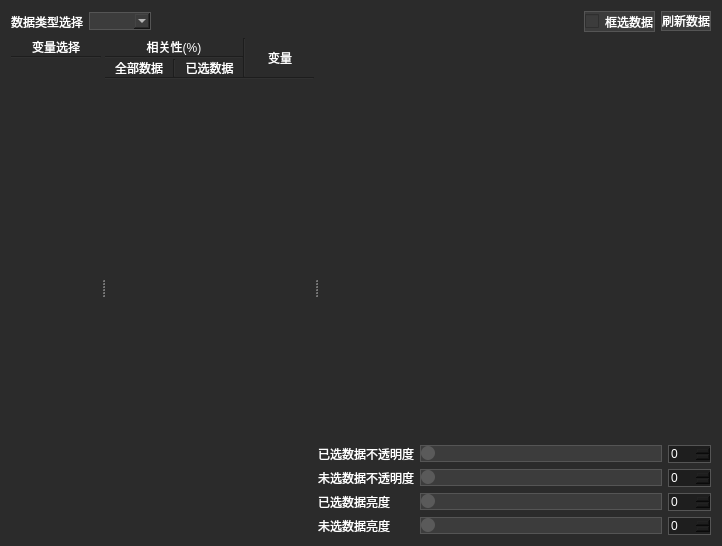
hu-shuhan/editOpeniGame, file Qt/Resources/UI/igQtVariableCorrelationWidget.ui: the form before one commit.
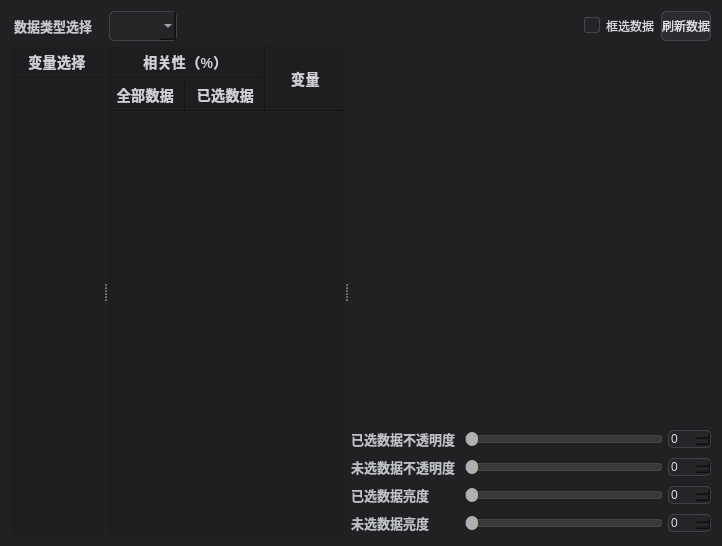
The form after the commit.

Commit message: 修改变量相关性ui，并添加无边框窗体基类

```diff
--- a/Qt/Resources/UI/igQtVariableCorrelationWidget.ui
+++ b/Qt/Resources/UI/igQtVariableCorrelationWidget.ui
@@ -14,78 +14,152 @@
    <string>Form</string>
   </property>
   <property name="styleSheet">
-   <string>/* 使用类名选择器，确保嵌入 MainWindow 或 Dialog 时都能应用深色背景 */
+   <string>/* 半透明深色 + 柔化亮色（与无边框变量相关性弹窗合成） */
 igQtVariableCorrelationWidget,
 QWidget#igQtVariableCorrelationWidget {
-    background-color: #2b2b2b;
-    color: #ffffff;
+    background-color: rgba(30, 30, 32, 0.88);
 }
-/* 滚动区域及内部内容背景（表格“变量选择”“相关性(%)”“变量”所在区域） */
 QScrollArea {
-    background-color: #2b2b2b;
+    background-color: rgba(30, 30, 32, 0.82);
     border: none;
 }
 QScrollArea::viewport {
-    background-color: #2b2b2b !important;
+    background-color: rgba(30, 30, 32, 0.82) !important;
 }
 QScrollArea QFrame,
 QScrollArea QWidget {
-    background-color: #2b2b2b !important;
-    color: #ffffff;
+    background-color: rgba(30, 30, 32, 0.82) !important;
 }
-/* 明确指定两个表格内容控件的深色背景，避免 Windows 下仍显示白底 */
 QWidget#widget_2,
 QWidget#scrollAreaWidgetContents_2 {
-    background-color: #2b2b2b !important;
-    color: #ffffff;
+    background-color: rgba(30, 30, 32, 0.82) !important;
 }
-QLabel {
+/* 说明性 QLabel：银灰色 + 略大字号（与 cpp ApplyCaptionLabelStyle 一致） */
+QWidget#igQtVariableCorrelationWidget QLabel {
     background-color: transparent;
-    color: #ffffff;
+    color: rgba(198, 200, 208, 0.95) !important;
+    font-size: 13px;
 }
-/* 下拉框、按钮、复选框、滑块 - 统一深色 */
-QComboBox, QPushButton, QCheckBox, QSlider {
-    background-color: #3c3c3c;
-    color: #ffffff;
-    border: 1px solid #555555;
+QWidget#igQtVariableCorrelationWidget QLabel#label_10 {
+    color: rgba(205, 207, 213, 0.96) !important;
+    font-size: 13px;
+    font-weight: 600;
+    padding-right: 6px;
 }
-QComboBox:hover, QPushButton:hover {
-    background-color: #4a4a4a;
+QWidget#igQtVariableCorrelationWidget QLabel#label,
+QWidget#igQtVariableCorrelationWidget QLabel#label_2,
+QWidget#igQtVariableCorrelationWidget QLabel#label_3,
+QWidget#igQtVariableCorrelationWidget QLabel#label_4,
+QWidget#igQtVariableCorrelationWidget QLabel#label_5 {
+    color: rgba(212, 214, 220, 0.97) !important;
+    font-size: 14px;
+    font-weight: 600;
+    letter-spacing: 0.3px;
+    padding: 4px 2px;
+}
+QWidget#igQtVariableCorrelationWidget QLabel#label_6,
+QWidget#igQtVariableCorrelationWidget QLabel#label_7,
+QWidget#igQtVariableCorrelationWidget QLabel#label_8,
+QWidget#igQtVariableCorrelationWidget QLabel#label_9 {
+    color: rgba(198, 200, 208, 0.95) !important;
+    font-size: 13px;
+    font-weight: 500;
+    padding: 2px 0;
+}
+QWidget#igQtVariableCorrelationWidget QLabel#mainVariableName,
+QWidget#igQtVariableCorrelationWidget QLabel#subVariableName,
+QWidget#igQtVariableCorrelationWidget QLabel#mainVariablePos,
+QWidget#igQtVariableCorrelationWidget QLabel#subVariablePos {
+    color: rgba(186, 188, 196, 0.94) !important;
+    font-size: 13px;
+    font-weight: 500;
+}
+/* 相关性矩阵内数值 */
+QWidget#igQtVariableCorrelationWidget igQtVariableCorrelationWidget_VariableCorrelationLabel {
+    color: rgba(220, 222, 230, 0.94) !important;
+    font-weight: 500;
+    font-size: 13px;
+}
+QComboBox {
+    background-color: rgba(37, 37, 40, 0.88);
+    color: rgba(228, 230, 236, 0.96) !important;
+    border: 1px solid rgba(100, 102, 110, 0.45);
+    border-radius: 5px;
+    min-height: 28px;
+    padding-left: 6px;
+}
+QComboBox:hover {
+    background-color: rgba(48, 48, 52, 0.9);
+    border: 1px solid rgba(120, 122, 130, 0.5);
+}
+QPushButton {
+    background-color: rgba(45, 45, 50, 0.88);
+    color: rgba(228, 230, 236, 0.96) !important;
+    border: 1px solid rgba(100, 102, 110, 0.45);
+    border-radius: 5px;
+    min-height: 28px;
+}
+QPushButton:hover {
+    background-color: rgba(58, 58, 64, 0.9);
+    border: 1px solid rgba(130, 132, 140, 0.48);
+}
+QPushButton:pressed {
+    background-color: rgba(52, 52, 58, 0.92);
+}
+QCheckBox {
+    spacing: 6px;
+    color: rgba(224, 226, 232, 0.95) !important;
+}
+QCheckBox::indicator {
+    width: 14px;
+    height: 14px;
+}
+QCheckBox::indicator:unchecked {
+    background-color: rgba(37, 37, 40, 0.9);
+    border: 1px solid rgba(100, 102, 110, 0.5);
+    border-radius: 3px;
+}
+QCheckBox::indicator:checked {
+    background-color: rgba(14, 99, 156, 0.82);
+    border: 1px solid rgba(30, 120, 180, 0.65);
+    border-radius: 3px;
 }
 QComboBox:focus, QPushButton:focus {
     border: 1px solid #0078d4;
 }
-/* SpinBox：深灰底白字（不要纯黑），并尽量别影响原生上下箭头绘制 */
+/* 滑条样式见各 QSlider 的 styleSheet 属性（Win 下父级 QSS 对 groove/handle 常不生效） */
 QSpinBox, QDoubleSpinBox, QAbstractSpinBox {
-    background-color: #1e1e1e !important;
-    color: #ffffff !important;
-    border: 1px solid #555555;
+    background-color: rgba(37, 37, 40, 0.88) !important;
+    color: rgba(228, 230, 236, 0.96) !important;
+    border: 1px solid rgba(100, 102, 110, 0.45);
+    border-radius: 5px;
 }
 QSpinBox QLineEdit, QDoubleSpinBox QLineEdit, QAbstractSpinBox QLineEdit {
-    background-color: #1e1e1e !important;
-    color: #ffffff !important;
+    background-color: transparent !important;
+    color: rgba(228, 230, 236, 0.96) !important;
     border: none;
 }
-/* 注意：在 Qt 的样式系统里，一旦自定义 up/down-button，很容易导致默认箭头不绘制。
-   这里不再自定义按钮，保留系统/风格的默认箭头绘制。 */
-/* QSlider 轨道与滑块 */
-QSlider::groove:horizontal {
-    background: #3c3c3c;
-    height: 6px;
-    border-radius: 3px;
-}
-QSlider::handle:horizontal {
-    background: #5a5a5a;
-    width: 14px;
-    margin: -4px 0;
-    border-radius: 7px;
-}
-QSlider::handle:horizontal:hover {
-    background: #6a6a6a;
-}
-/* 分割线等 */
 Line, QFrame[frameShape="4"] {
-    background-color: #555555;
+    background-color: rgba(90, 92, 98, 0.55);
+}
+igQtVariableCorrelationWidget QRadioButton {
+    color: rgba(224, 226, 232, 0.95) !important;
+    background: transparent;
+    spacing: 6px;
+}
+igQtVariableCorrelationWidget QRadioButton::indicator {
+    width: 14px;
+    height: 14px;
+}
+igQtVariableCorrelationWidget QRadioButton::indicator:unchecked {
+    background-color: rgba(37, 37, 40, 0.9);
+    border: 1px solid rgba(100, 102, 110, 0.5);
+    border-radius: 7px;
+}
+igQtVariableCorrelationWidget QRadioButton::indicator:checked {
+    background-color: rgba(14, 99, 156, 0.75);
+    border: 1px solid rgba(30, 120, 180, 0.55);
+    border-radius: 7px;
 }</string>
   </property>
   <layout class="QVBoxLayout" name="verticalLayout_5">
@@ -328,7 +402,7 @@
           <item row="0" column="0" colspan="3">
            <widget class="QLabel" name="label_5">
             <property name="text">
-             <string>相关性(%)</string>
+             <string>相关性（%）</string>
             </property>
             <property name="alignment">
              <set>Qt::AlignCenter</set>
@@ -426,6 +500,12 @@
        </item>
        <item>
         <layout class="QGridLayout" name="gridLayout_2">
+         <property name="horizontalSpacing">
+          <number>6</number>
+         </property>
+         <property name="verticalSpacing">
+          <number>4</number>
+         </property>
          <item row="2" column="0">
           <widget class="QLabel" name="label_7">
            <property name="text">
@@ -447,6 +527,32 @@
            <property name="orientation">
             <enum>Qt::Horizontal</enum>
            </property>
+           <property name="styleSheet">
+            <string>QSlider { background: transparent; min-height: 22px; }
+QSlider::groove:horizontal {
+    background-color: #2A2A2A;
+    border: 1px solid #3C3C3C;
+    height: 6px;
+    border-radius: 3px;
+}
+QSlider::sub-page:horizontal {
+    background-color: #3A4A6A;
+    border-radius: 3px;
+}
+QSlider::add-page:horizontal {
+    background-color: #383838;
+    border: 1px solid #464646;
+    border-radius: 3px;
+}
+QSlider::handle:horizontal {
+    background-color: #B0B0B0;
+    width: 12px;
+    border-radius: 6px;
+    margin: -4px 0;
+}
+QSlider::handle:horizontal:hover { background-color: #C8C8C8; }
+QSlider::handle:horizontal:pressed { background-color: #B0B0B0; }</string>
+           </property>
           </widget>
          </item>
          <item row="1" column="0">
@@ -485,6 +591,32 @@
            <property name="orientation">
             <enum>Qt::Horizontal</enum>
            </property>
+           <property name="styleSheet">
+            <string>QSlider { background: transparent; min-height: 22px; }
+QSlider::groove:horizontal {
+    background-color: #2A2A2A;
+    border: 1px solid #3C3C3C;
+    height: 6px;
+    border-radius: 3px;
+}
+QSlider::sub-page:horizontal {
+    background-color: #3A4A6A;
+    border-radius: 3px;
+}
+QSlider::add-page:horizontal {
+    background-color: #383838;
+    border: 1px solid #464646;
+    border-radius: 3px;
+}
+QSlider::handle:horizontal {
+    background-color: #B0B0B0;
+    width: 12px;
+    border-radius: 6px;
+    margin: -4px 0;
+}
+QSlider::handle:horizontal:hover { background-color: #C8C8C8; }
+QSlider::handle:horizontal:pressed { background-color: #B0B0B0; }</string>
+           </property>
           </widget>
          </item>
          <item row="3" column="1">
@@ -495,6 +627,32 @@
            <property name="orientation">
             <enum>Qt::Horizontal</enum>
            </property>
+           <property name="styleSheet">
+            <string>QSlider { background: transparent; min-height: 22px; }
+QSlider::groove:horizontal {
+    background-color: #2A2A2A;
+    border: 1px solid #3C3C3C;
+    height: 6px;
+    border-radius: 3px;
+}
+QSlider::sub-page:horizontal {
+    background-color: #3A4A6A;
+    border-radius: 3px;
+}
+QSlider::add-page:horizontal {
+    background-color: #383838;
+    border: 1px solid #464646;
+    border-radius: 3px;
+}
+QSlider::handle:horizontal {
+    background-color: #B0B0B0;
+    width: 12px;
+    border-radius: 6px;
+    margin: -4px 0;
+}
+QSlider::handle:horizontal:hover { background-color: #C8C8C8; }
+QSlider::handle:horizontal:pressed { background-color: #B0B0B0; }</string>
+           </property>
           </widget>
          </item>
          <item row="4" column="1">
@@ -505,6 +663,32 @@
            <property name="orientation">
             <enum>Qt::Horizontal</enum>
            </property>
+           <property name="styleSheet">
+            <string>QSlider { background: transparent; min-height: 22px; }
+QSlider::groove:horizontal {
+    background-color: #2A2A2A;
+    border: 1px solid #3C3C3C;
+    height: 6px;
+    border-radius: 3px;
+}
+QSlider::sub-page:horizontal {
+    background-color: #3A4A6A;
+    border-radius: 3px;
+}
+QSlider::add-page:horizontal {
+    background-color: #383838;
+    border: 1px solid #464646;
+    border-radius: 3px;
+}
+QSlider::handle:horizontal {
+    background-color: #B0B0B0;
+    width: 12px;
+    border-radius: 6px;
+    margin: -4px 0;
+}
+QSlider::handle:horizontal:hover { background-color: #C8C8C8; }
+QSlider::handle:horizontal:pressed { background-color: #B0B0B0; }</string>
+           </property>
           </widget>
          </item>
          <item row="2" column="2">
```
Left out of the diff: 2 changed lines with no effect on the pictures. The commit also changes 4 other files.
